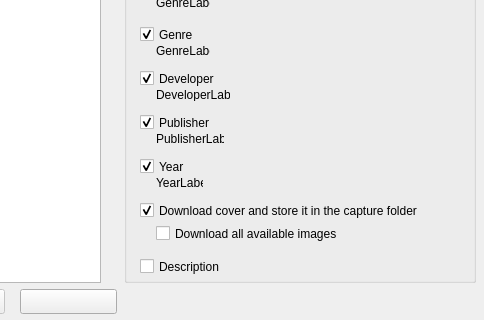
Above: src/forms/DataReaderFormUnit.ui from Eldricos/D-Fend-Reborn before the change; both pictures show x 108 to 592 and y 174 to 494 of the 592 by 494 pixel window. Below: the same form after it.
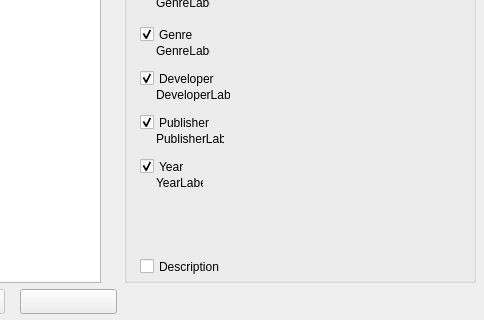
That is the form after the change. Icons and pictures are not drawn.

Commit message: Remove the MobyGames / TheGamesDB readers of D-Fend Reloaded

The edit to the form file:
```diff
--- a/src/forms/DataReaderFormUnit.ui
+++ b/src/forms/DataReaderFormUnit.ui
@@ -113,23 +113,12 @@
         <property name="text"><string>Year</string></property>
         <property name="checked"><bool>true</bool></property>
       </widget>
-      <widget class="QCheckBox" name="DownloadCoverCheckBox">
-        <property name="geometry"><rect><x>16</x><y>248</y><width>324</width><height>17</height></rect></property>
-        <property name="vclAnchors" stdset="0"><string notr="true">akLeft,akTop,akRight</string></property>
-        <property name="text"><string>Download cover and store it in the capture folder</string></property>
-        <property name="checked"><bool>true</bool></property>
-      </widget>
       <widget class="QCheckBox" name="NameCheckBox">
         <property name="geometry"><rect><x>16</x><y>24</y><width>321</width><height>17</height></rect></property>
         <property name="vclAnchors" stdset="0"><string notr="true">akLeft,akTop,akRight</string></property>
         <property name="text"><string>Game name</string></property>
         <property name="checked"><bool>true</bool></property>
       </widget>
-      <widget class="QCheckBox" name="DownloadCoverAllCheckBox">
-        <property name="geometry"><rect><x>32</x><y>271</y><width>305</width><height>17</height></rect></property>
-        <property name="vclAnchors" stdset="0"><string notr="true">akLeft,akTop,akRight</string></property>
-        <property name="text"><string>Download all available images</string></property>
-      </widget>
       <widget class="QCheckBox" name="DescriptionCheckBox">
         <property name="geometry"><rect><x>16</x><y>304</y><width>321</width><height>17</height></rect></property>
         <property name="vclAnchors" stdset="0"><string notr="true">akLeft,akTop,akRight</string></property>
```
Left out of the diff: 2 changed lines with no effect on the pictures. The commit also changes 55 other files.
